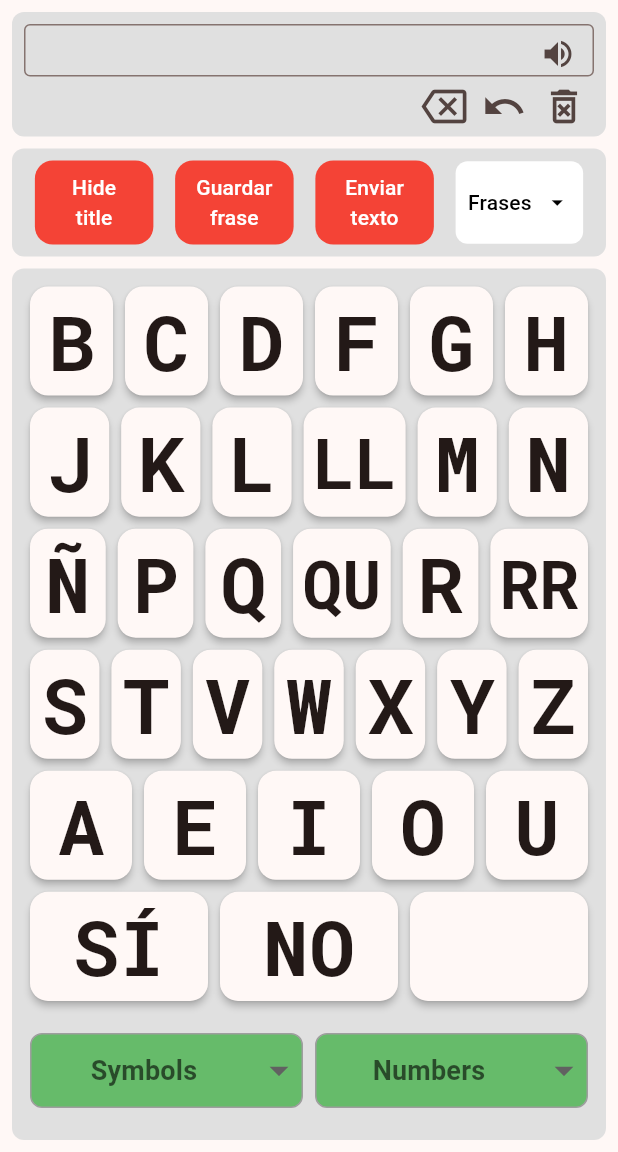
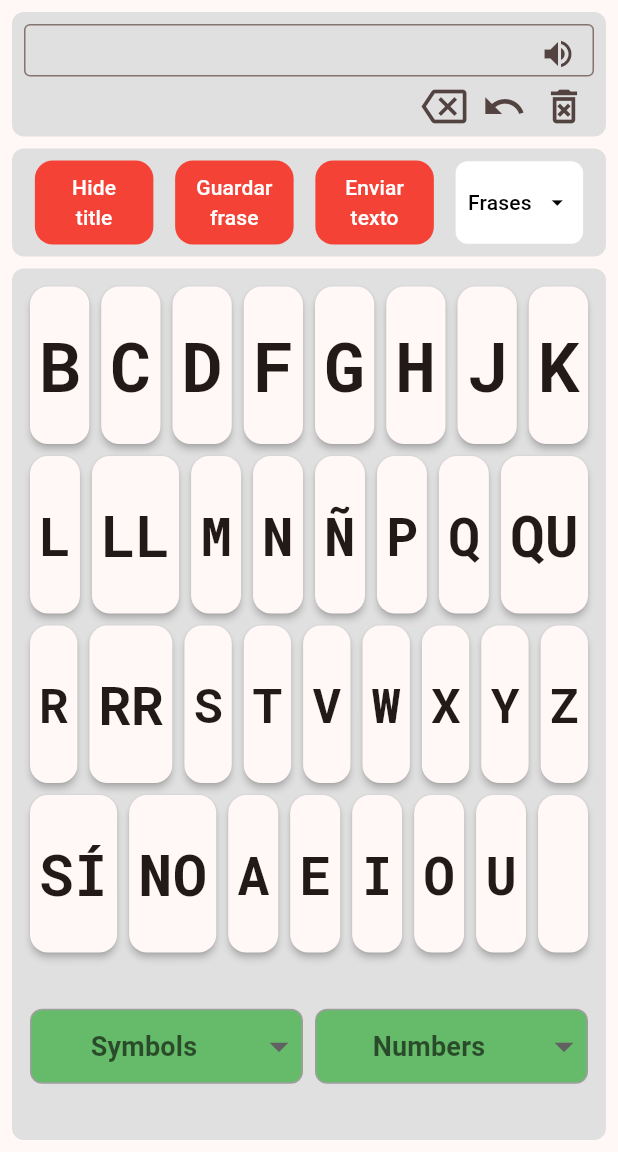
Before and after one commit to IT-Rafa/parkingson_key, a Flutter app: the screen it shows after launch, on a phone screen of 412 x 824 dp, the part 84-1236 px from its top. Run offline on Flutter 3.47's test engine with Material 3 defaults, Android fonts, the phone set to English and light mode, and no system bars; our stand-ins replace easy_localization, flutter_riverpod, flutter_tts, logger, shared_preferences; Roboto replaces fonts that are missing (Commissioner).

Commit message:
new provider keyboard layout - colors to keys

```diff
--- /dev/null
+++ b/lib/src/core/helper/is_dark_theme.dart
@@ -0,0 +1,13 @@
+import 'package:flutter/material.dart';
+
+bool isDarkTheme(String theme, Brightness systemBrightness) {
+  switch (theme) {
+    case 'dark':
+      return true;
+    case 'light':
+      return false;
+    case 'system':
+    default:
+      return systemBrightness == Brightness.dark;
+  }
+}
--- /dev/null
+++ b/lib/src/core/providers/keyboard_layout_provider.dart
@@ -0,0 +1,6 @@
+import 'package:flutter_riverpod/legacy.dart';
+import 'package:parkingson_key/src/features/uix/screens/keyboard/widgets/keyboard_layout.dart';
+import 'package:parkingson_key/src/models/keyboard_Layouts/es_consonants_vowels_keyboard_layout.dart';
+
+final keyboardLayoutProvider =
+    StateProvider<KeyboardLayout>((_) => esConsonantsVowelsKeyboardLayout);
--- /dev/null
+++ b/lib/src/core/providers/keyboard_theme_provider.dart
@@ -0,0 +1,11 @@
+import 'package:flutter_riverpod/flutter_riverpod.dart';
+import 'package:parkingson_key/src/core/providers/theme_provider.dart';
+import 'package:parkingson_key/src/models/keyboard_theme.dart';
+
+final keyboardThemeProvider = Provider<KeyboardTheme>((ref) {
+  final theme = ref.watch(themeProvider);
+
+  return theme == 'dark'
+      ? KeyboardThemes.dark
+      : KeyboardThemes.light;
+});
--- /dev/null
+++ b/lib/src/core/providers/keyboard_type_provider.dart
@@ -0,0 +1,18 @@
+import 'package:flutter_riverpod/flutter_riverpod.dart';
+import 'package:parkingson_key/src/models/keyboard_type.dart';
+
+final keyboardTypeProvider =
+    NotifierProvider<KeyboardTypeController, KeyboardType>(
+  KeyboardTypeController.new,
+);
+
+class KeyboardTypeController extends Notifier<KeyboardType> {
+  @override
+  KeyboardType build() {
+    return KeyboardType.qwerty; // default
+  }
+
+  void setType(KeyboardType type) {
+    state = type;
+  }
+}
--- a/lib/src/features/uix/screens/keyboard/widgets/keyboard_layout.dart
+++ b/lib/src/features/uix/screens/keyboard/widgets/keyboard_layout.dart
@@ -1,10 +1,13 @@
 import 'package:parkingson_key/src/features/uix/screens/keyboard/widgets/keyboard_item.dart';
 
 class KeyboardLayout {
+  final String id;
+
   final List<List<KeyboardItem>> portrait;
   final List<List<KeyboardItem>> landscape;
 
   const KeyboardLayout({
+    required this.id,
     required this.portrait,
     required this.landscape,
   });
--- a/lib/src/features/uix/screens/keyboard/widgets/landscape_layout.dart
+++ b/lib/src/features/uix/screens/keyboard/widgets/landscape_layout.dart
@@ -1,8 +1,12 @@
 import 'package:flutter/material.dart';
 import 'package:flutter_riverpod/flutter_riverpod.dart';
+import 'package:parkingson_key/src/core/providers/keyboard_type_provider.dart';
 import 'package:parkingson_key/src/features/uix/screens/keyboard/widgets/build_buttons.dart';
 import 'package:parkingson_key/src/features/uix/screens/keyboard/widgets/keyboard_row.dart';
-import 'package:parkingson_key/src/models/alpha_vowels_keyboard_layout.dart';
+import 'package:parkingson_key/src/models/keyboard_Layouts/es_abcde_keyboard_layout.dart';
+import 'package:parkingson_key/src/models/keyboard_Layouts/es_consonants_vowels_keyboard_layout.dart';
+import 'package:parkingson_key/src/models/keyboard_Layouts/es_qwerty_keyboard_layout.dart';
+import 'package:parkingson_key/src/models/keyboard_type.dart';
 
 class LandscapeLayout extends ConsumerWidget {
   const LandscapeLayout({super.key, required this.controller});
@@ -11,6 +15,13 @@ class LandscapeLayout extends ConsumerWidget {
 
   @override
   Widget build(BuildContext context, WidgetRef ref) {
+        final keyboardType = ref.watch(keyboardTypeProvider);
+
+    final layout = switch (keyboardType) {
+      KeyboardType.qwerty => esQwertyKeyboardLayout,
+      KeyboardType.abc => esAbcdeKeyboardLayout,
+      KeyboardType.consonantsVowels => esConsonantsVowelsKeyboardLayout,
+    };
     final buttonsWidgetList = buildButtons(
       context,
       ref: ref,
@@ -30,14 +41,10 @@ class LandscapeLayout extends ConsumerWidget {
               borderRadius: BorderRadius.circular(8),
             ),
             child: Column(
-              children: esAlphaAndVowelsKeyboardLayout.landscape
+children: layout.landscape
                   .map(
                     (row) => Expanded(
-                      child: KeyboardRow(
-                        items: row,
-                        controller: controller,
-                        isPortrait: false,
-                      ),
+                      child: KeyboardRow(items: row, controller: controller, isPortrait: false, ),
                     ),
                   )
                   .toList(),
--- a/lib/src/features/uix/screens/keyboard/widgets/portrait_layout.dart
+++ b/lib/src/features/uix/screens/keyboard/widgets/portrait_layout.dart
@@ -1,8 +1,12 @@
 import 'package:flutter/material.dart';
 import 'package:flutter_riverpod/flutter_riverpod.dart';
+import 'package:parkingson_key/src/core/providers/keyboard_type_provider.dart';
 import 'package:parkingson_key/src/features/uix/screens/keyboard/widgets/build_buttons.dart';
 import 'package:parkingson_key/src/features/uix/screens/keyboard/widgets/keyboard_row.dart';
-import 'package:parkingson_key/src/models/alpha_vowels_keyboard_layout.dart';
+import 'package:parkingson_key/src/models/keyboard_Layouts/es_abcde_keyboard_layout.dart';
+import 'package:parkingson_key/src/models/keyboard_Layouts/es_consonants_vowels_keyboard_layout.dart';
+import 'package:parkingson_key/src/models/keyboard_Layouts/es_qwerty_keyboard_layout.dart';
+import 'package:parkingson_key/src/models/keyboard_type.dart';
 
 class PortraitLayout extends ConsumerWidget {
   const PortraitLayout({super.key, required this.controller});
@@ -11,6 +15,14 @@ class PortraitLayout extends ConsumerWidget {
 
   @override
   Widget build(BuildContext context, WidgetRef ref) {
+    final keyboardType = ref.watch(keyboardTypeProvider);
+
+    final layout = switch (keyboardType) {
+      KeyboardType.qwerty => esQwertyKeyboardLayout,
+      KeyboardType.abc => esAbcdeKeyboardLayout,
+      KeyboardType.consonantsVowels => esConsonantsVowelsKeyboardLayout,
+    };
+
     final buttonsWidgetList = buildButtons(
       context,
       ref: ref,
@@ -45,14 +57,10 @@ class PortraitLayout extends ConsumerWidget {
             ),
             child: Column(
               mainAxisAlignment: MainAxisAlignment.spaceBetween,
-              children: esAlphaAndVowelsKeyboardLayout.portrait
+              children: layout.landscape
                   .map(
                     (row) => Expanded(
-                      child: KeyboardRow(
-                        items: row,
-                        controller: controller,
-                        isPortrait: true,
-                      ),
+                      child: KeyboardRow(items: row, controller: controller, isPortrait: false, ),
                     ),
                   )
                   .toList(),
--- /dev/null
+++ b/lib/src/models/keyboard_Layouts/es_abcde_keyboard_layout.dart
@@ -0,0 +1,120 @@
+import 'package:parkingson_key/src/features/uix/screens/keyboard/widgets/keyboard_item.dart';
+import 'package:parkingson_key/src/features/uix/screens/keyboard/widgets/keyboard_layout.dart';
+
+final esAbcdeKeyboardLayout = KeyboardLayout(
+  id: 'es_abcde',
+  // ───────────────── PORTRAIT ─────────────────
+  portrait: [
+    [
+      KeyboardItem.char('b'),
+      KeyboardItem.char('c'),
+      KeyboardItem.char('d'),
+      KeyboardItem.char('f'),
+      KeyboardItem.char('g'),
+      KeyboardItem.char('h'),
+    ],
+    [
+      KeyboardItem.char('j'),
+      KeyboardItem.char('k'),
+      KeyboardItem.char('l'),
+      KeyboardItem.char('ll'),
+      KeyboardItem.char('m'),
+      KeyboardItem.char('n'),
+    ],
+    [
+      KeyboardItem.char('ñ'),
+      KeyboardItem.char('p'),
+      KeyboardItem.char('q'),
+      KeyboardItem.char('qu'),
+      KeyboardItem.char('r'),
+      KeyboardItem.char('rr'),
+    ],
+    [
+      KeyboardItem.char('s'),
+      KeyboardItem.char('t'),
+      KeyboardItem.char('v'),
+      KeyboardItem.char('w'),
+      KeyboardItem.char('x'),
+      KeyboardItem.char('y'),
+      KeyboardItem.char('z'),
+    ],
+    [
+      KeyboardItem.char('a'),
+      KeyboardItem.char('e'),
+      KeyboardItem.char('i'),
+      KeyboardItem.char('o'),
+      KeyboardItem.char('u'),
+    ],
+    [
+      KeyboardItem.char('Sí'),
+      KeyboardItem.char('No'),
+      KeyboardItem.char('  '),
+    ],
+    [
+      KeyboardItem.dropdown(
+        title: 'Symbols',
+        items: ['!', '@', '#', '\$', '%', '^', '&', '*'],
+      ),
+      KeyboardItem.dropdown(
+        title: 'Numbers',
+        items: ['0', '1', '2', '3', '4', '5', '6', '7', '8', '9'],
+      ),
+    ],
+  ],
+  // ───────────────── LANDSCAPE ─────────────────
+  landscape: [
+    [
+      KeyboardItem.char('b'),
+      KeyboardItem.char('c'),
+      KeyboardItem.char('d'),
+      KeyboardItem.char('f'),
+      KeyboardItem.char('g'),
+      KeyboardItem.char('h'),
+      KeyboardItem.char('j'),
+      KeyboardItem.char('k'),
+    ],
+    [
+      KeyboardItem.char('l'),
+      KeyboardItem.char('ll'),
+      KeyboardItem.char('m'),
+      KeyboardItem.char('n'),
+      KeyboardItem.char('ñ'),
+      KeyboardItem.char('p'),
+      KeyboardItem.char('q'),
+      KeyboardItem.char('qu'),
+    ],
+    [
+      KeyboardItem.char('r'),
+      KeyboardItem.char('rr'),
+      KeyboardItem.char('s'),
+      KeyboardItem.char('t'),
+      KeyboardItem.char('v'),
+      KeyboardItem.char('w'),
+      KeyboardItem.char('x'),
+      KeyboardItem.char('y'),
+      KeyboardItem.char('z'),
+    ],
+    [
+      KeyboardItem.char('Sí'),
+      KeyboardItem.char('No'),
+
+      KeyboardItem.char('a'),
+      KeyboardItem.char('e'),
+      KeyboardItem.char('i'),
+      KeyboardItem.char('o'),
+      KeyboardItem.char('u'),
+      KeyboardItem.char(' '),
+    ],
+    [
+      KeyboardItem.dropdown(
+        title: 'Symbols',
+        items: ['!', '@', '#', '\$', '%', '^', '&', '*'],
+      ),
+
+      KeyboardItem.dropdown(
+        title: 'Numbers',
+        items: ['0', '1', '2', '3', '4', '5', '6', '7', '8', '9'],
+      ),
+    ],
+  ],
+);
--- /dev/null
+++ b/lib/src/models/keyboard_Layouts/es_consonants_vowels_keyboard_layout.dart
@@ -0,0 +1,120 @@
+import 'package:parkingson_key/src/features/uix/screens/keyboard/widgets/keyboard_item.dart';
+import 'package:parkingson_key/src/features/uix/screens/keyboard/widgets/keyboard_layout.dart';
+
+final esConsonantsVowelsKeyboardLayout = KeyboardLayout(
+  id: 'es_consonants_vowels',
+  // ───────────────── PORTRAIT ─────────────────
+  portrait: [
+    [
+      KeyboardItem.char('b'),
+      KeyboardItem.char('c'),
+      KeyboardItem.char('d'),
+      KeyboardItem.char('f'),
+      KeyboardItem.char('g'),
+      KeyboardItem.char('h'),
+    ],
+    [
+      KeyboardItem.char('j'),
+      KeyboardItem.char('k'),
+      KeyboardItem.char('l'),
+      KeyboardItem.char('ll'),
+      KeyboardItem.char('m'),
+      KeyboardItem.char('n'),
+    ],
+    [
+      KeyboardItem.char('ñ'),
+      KeyboardItem.char('p'),
+      KeyboardItem.char('q'),
+      KeyboardItem.char('qu'),
+      KeyboardItem.char('r'),
+      KeyboardItem.char('rr'),
+    ],
+    [
+      KeyboardItem.char('s'),
+      KeyboardItem.char('t'),
+      KeyboardItem.char('v'),
+      KeyboardItem.char('w'),
+      KeyboardItem.char('x'),
+      KeyboardItem.char('y'),
+      KeyboardItem.char('z'),
+    ],
+    [
+      KeyboardItem.char('a'),
+      KeyboardItem.char('e'),
+      KeyboardItem.char('i'),
+      KeyboardItem.char('o'),
+      KeyboardItem.char('u'),
+    ],
+    [
+      KeyboardItem.char('Sí'),
+      KeyboardItem.char('No'),
+      KeyboardItem.char('  '),
+    ],
+    [
+      KeyboardItem.dropdown(
+        title: 'Symbols',
+        items: ['!', '@', '#', '\$', '%', '^', '&', '*'],
+      ),
+      KeyboardItem.dropdown(
+        title: 'Numbers',
+        items: ['0', '1', '2', '3', '4', '5', '6', '7', '8', '9'],
+      ),
+    ],
+  ],
+  // ───────────────── LANDSCAPE ─────────────────
+  landscape: [
+    [
+      KeyboardItem.char('b'),
+      KeyboardItem.char('c'),
+      KeyboardItem.char('d'),
+      KeyboardItem.char('f'),
+      KeyboardItem.char('g'),
+      KeyboardItem.char('h'),
+      KeyboardItem.char('j'),
+      KeyboardItem.char('k'),
+    ],
+    [
+      KeyboardItem.char('l'),
+      KeyboardItem.char('ll'),
+      KeyboardItem.char('m'),
+      KeyboardItem.char('n'),
+      KeyboardItem.char('ñ'),
+      KeyboardItem.char('p'),
+      KeyboardItem.char('q'),
+      KeyboardItem.char('qu'),
+    ],
+    [
+      KeyboardItem.char('r'),
+      KeyboardItem.char('rr'),
+      KeyboardItem.char('s'),
+      KeyboardItem.char('t'),
+      KeyboardItem.char('v'),
+      KeyboardItem.char('w'),
+      KeyboardItem.char('x'),
+      KeyboardItem.char('y'),
+      KeyboardItem.char('z'),
+    ],
+    [
+      KeyboardItem.char('Sí'),
+      KeyboardItem.char('No'),
+
+      KeyboardItem.char('a'),
+      KeyboardItem.char('e'),
+      KeyboardItem.char('i'),
+      KeyboardItem.char('o'),
+      KeyboardItem.char('u'),
+      KeyboardItem.char(' '),
+    ],
+    [
+      KeyboardItem.dropdown(
+        title: 'Symbols',
+        items: ['!', '@', '#', '\$', '%', '^', '&', '*'],
+      ),
+
+      KeyboardItem.dropdown(
+        title: 'Numbers',
+        items: ['0', '1', '2', '3', '4', '5', '6', '7', '8', '9'],
+      ),
+    ],
+  ],
+);
--- a/lib/src/models/alpha_vowels_keyboard_layout.dart
+++ b/lib/src/models/keyboard_Layouts/es_qwerty_keyboard_layout.dart
@@ -1,9 +1,8 @@
-import 'package:flutter/material.dart';
 import 'package:parkingson_key/src/features/uix/screens/keyboard/widgets/keyboard_item.dart';
 import 'package:parkingson_key/src/features/uix/screens/keyboard/widgets/keyboard_layout.dart';
-import 'package:parkingson_key/src/features/uix/themes/app_colors.dart';
 
-final esAlphaAndVowelsKeyboardLayout = KeyboardLayout(
+final esQwertyKeyboardLayout = KeyboardLayout(
+  id: 'es_qwerty',
   // ───────────────── PORTRAIT ─────────────────
   portrait: [
     [
@@ -40,16 +39,16 @@ final esAlphaAndVowelsKeyboardLayout = KeyboardLayout(
       KeyboardItem.char('z'),
     ],
     [
-      KeyboardItem.char('a', color: Colors.cyan),
-      KeyboardItem.char('e', color: Colors.cyan),
-      KeyboardItem.char('i', color: Colors.cyan),
-      KeyboardItem.char('o', color: Colors.cyan),
-      KeyboardItem.char('u', color: Colors.cyan),
+      KeyboardItem.char('a'),
+      KeyboardItem.char('e'),
+      KeyboardItem.char('i'),
+      KeyboardItem.char('o'),
+      KeyboardItem.char('u'),
     ],
     [
-      KeyboardItem.char('Sí', color: Colors.red),
-      KeyboardItem.char('No', color: Colors.red),
-      KeyboardItem.char('  ', color: Colors.grey),
+      KeyboardItem.char('Sí'),
+      KeyboardItem.char('No'),
+      KeyboardItem.char('  '),
     ],
     [
       KeyboardItem.dropdown(
@@ -96,15 +95,15 @@ final esAlphaAndVowelsKeyboardLayout = KeyboardLayout(
       KeyboardItem.char('z'),
     ],
     [
-      KeyboardItem.char('Sí', color: Colors.red),
-      KeyboardItem.char('No', color: Colors.red),
+      KeyboardItem.char('Sí'),
+      KeyboardItem.char('No'),
 
-      KeyboardItem.char('a', color: Colors.cyan),
-      KeyboardItem.char('e', color: Colors.cyan),
-      KeyboardItem.char('i', color: Colors.cyan),
-      KeyboardItem.char('o', color: Colors.cyan),
-      KeyboardItem.char('u', color: Colors.cyan),
-      KeyboardItem.char('  ', color: AppColors.vowels),
+      KeyboardItem.char('a'),
+      KeyboardItem.char('e'),
+      KeyboardItem.char('i'),
+      KeyboardItem.char('o'),
+      KeyboardItem.char('u'),
+      KeyboardItem.char(' '),
     ],
     [
       KeyboardItem.dropdown(
--- /dev/null
+++ b/lib/src/models/keyboard_theme.dart
@@ -0,0 +1,31 @@
+import 'package:flutter/material.dart';
+
+class KeyboardTheme {
+  final Color keyBackground;
+  final Color keyText;
+  final Color specialKey;
+  final Color keyboardBackground;
+
+  const KeyboardTheme({
+    required this.keyBackground,
+    required this.keyText,
+    required this.specialKey,
+    required this.keyboardBackground,
+  });
+}
+
+class KeyboardThemes {
+  static const light = KeyboardTheme(
+    keyBackground: Colors.white,
+    keyText: Colors.black,
+    specialKey: Colors.blue,
+    keyboardBackground: Color(0xFFEFEFEF),
+  );
+
+  static const dark = KeyboardTheme(
+    keyBackground: Color(0xFF2C2C2C),
+    keyText: Colors.white,
+    specialKey: Colors.lightBlue,
+    keyboardBackground: Color(0xFF121212),
+  );
+}
--- /dev/null
+++ b/lib/src/models/keyboard_type.dart
@@ -0,0 +1 @@
+enum KeyboardType { qwerty, abc, consonantsVowels }
```
